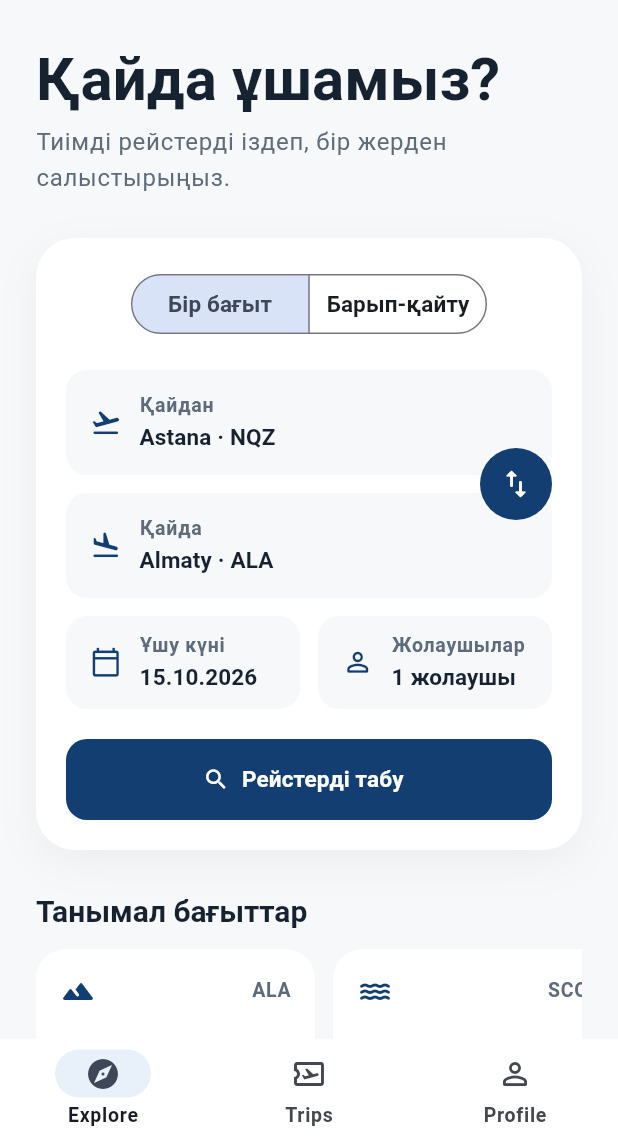
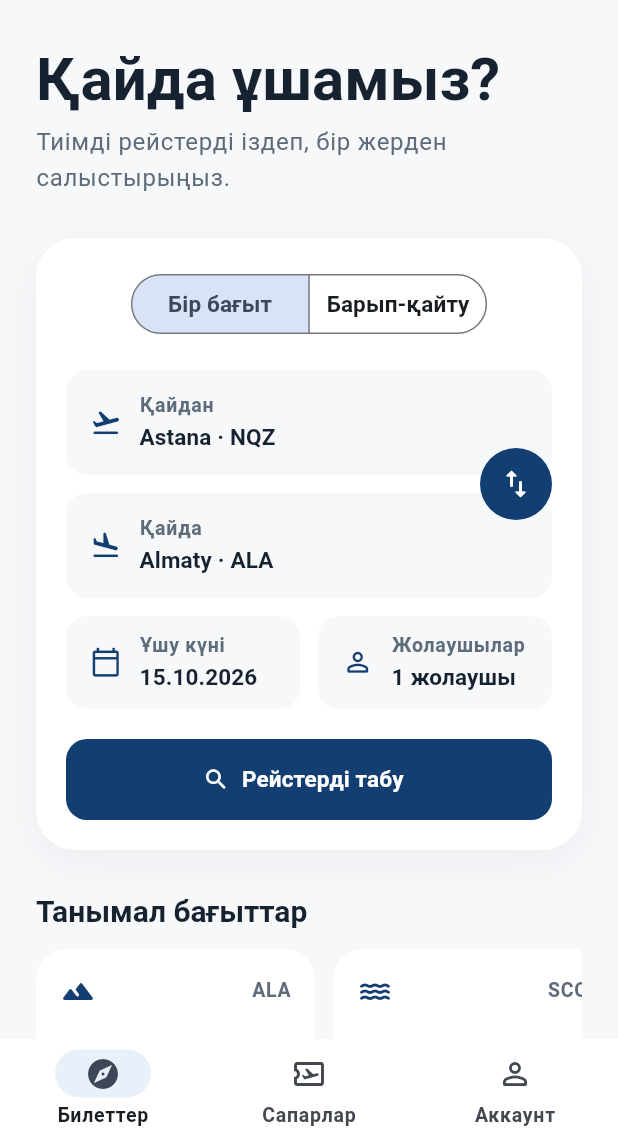
Before and after one commit to mad1081/flight-booking, a Flutter app: the screen it shows after launch, on a phone screen of 412 x 824 dp, the part 98-1236 px from its top. Run offline on Flutter 3.47's test engine with Material 3 defaults, Android fonts, the phone set to English and light mode, and no system bars; our stand-ins replace flutter_riverpod, go_router, qr_flutter, shared_preferences, supabase_flutter; accounts and stored records are empty.

Commit message:
Localize bottom navigation labels

```diff
--- a/lib/app/shell/application_shell.dart
+++ b/lib/app/shell/application_shell.dart
@@ -27,17 +27,17 @@ class ApplicationShell extends StatelessWidget {
               NavigationDestination(
                 icon: Icon(Icons.explore_outlined),
                 selectedIcon: Icon(Icons.explore_rounded),
-                label: 'Explore',
+                label: 'Билеттер',
               ),
               NavigationDestination(
                 icon: Icon(Icons.airplane_ticket_outlined),
                 selectedIcon: Icon(Icons.airplane_ticket_rounded),
-                label: 'Trips',
+                label: 'Сапарлар',
               ),
               NavigationDestination(
                 icon: Icon(Icons.person_outline_rounded),
                 selectedIcon: Icon(Icons.person_rounded),
-                label: 'Profile',
+                label: 'Аккаунт',
               ),
             ],
           ),
```
Also changed, not shown: 1 other file.
